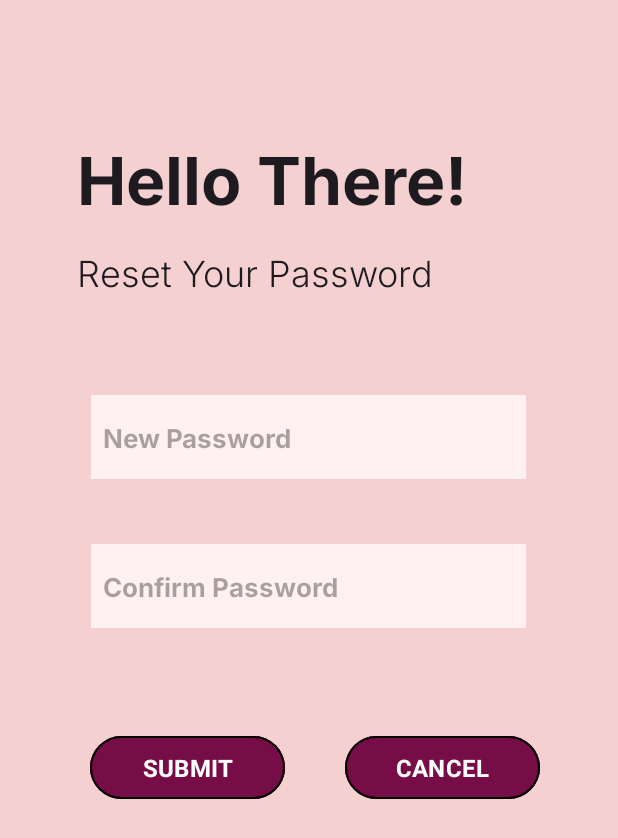
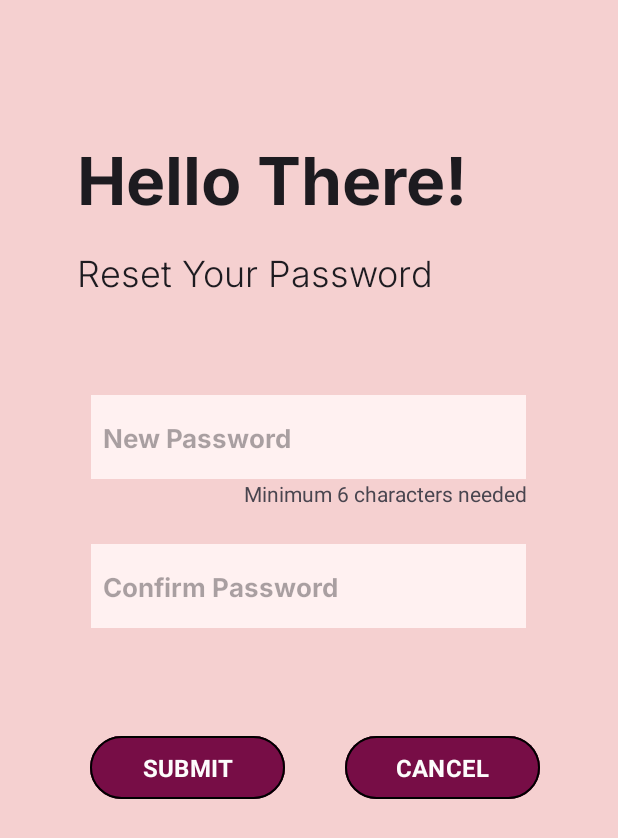
Before and after one commit to Kairos5106/STEMify, an Android app: the ChangePassword screen opened directly, with no data from a screen before it, on a phone screen of 412 x 824 dp. Shown: the top 838 px of the screen. Run offline under Robolectric (Android 15) with nearby library versions, the phone set to English and light mode, and no system bars; our stand-ins replace Firebase (no records; nobody signed in at launch, a user with empty details on screens opened directly).

```diff
--- a/app/src/main/java/com/example/stemify/ChangePassword.java
+++ b/app/src/main/java/com/example/stemify/ChangePassword.java
@@ -68,6 +68,8 @@ public class ChangePassword extends AppCompatActivity {
                 if(hasInput){
                     //override the old password with the new password in the database
                     String newPassword = ETNewPassword.getText().toString();
+
+                    if(newPassword.length()>6){
                         if(newPassword.equals(ETConfirmNewPassword.getText().toString())){
                             FirebaseAuth mAuth = FirebaseAuth.getInstance();
                             mAuth.signInWithEmailAndPassword(email, password)
@@ -110,6 +112,10 @@ public class ChangePassword extends AppCompatActivity {
                             TVIncorrectPass.setText("Password Mismatch");
                             TVIncorrectPass.setTextColor(Color.RED);
                         }
+                    }else{
+                        TextView TVWeakNewPass = findViewById(R.id.TVWeakNewPass);
+                        TVWeakNewPass.setTextColor(Color.RED);
+                    }
                 }
             }
         });
--- a/app/src/main/res/layout/activity_change_password.xml
+++ b/app/src/main/res/layout/activity_change_password.xml
@@ -56,6 +56,18 @@
         app:layout_constraintEnd_toEndOf="parent"
         app:layout_constraintStart_toStartOf="parent"
         app:layout_constraintTop_toBottomOf="@+id/TVReset" />
+
+    <TextView
+        android:id="@+id/TVWeakNewPass"
+        android:layout_width="248dp"
+        android:layout_height="25dp"
+        android:layout_marginStart="102dp"
+        android:layout_marginEnd="61dp"
+        android:text="Minimum 6 characters needed"
+        android:textAlignment="textEnd"
+        app:layout_constraintEnd_toEndOf="parent"
+        app:layout_constraintStart_toStartOf="parent"
+        app:layout_constraintTop_toBottomOf="@+id/ETNewPassword" />
 
     <EditText
         android:id="@+id/ETConfirmNewPassword"
```
Also changed, not shown: app/src/main/java/com/example/stemify/ui/settings/setting_editpassword.java (+7 -0 lines), app/src/main/res/layout/fragment_setting_editpassword.xml (+7 -0 lines). Lines whose indentation alone changed are shown as unchanged.
